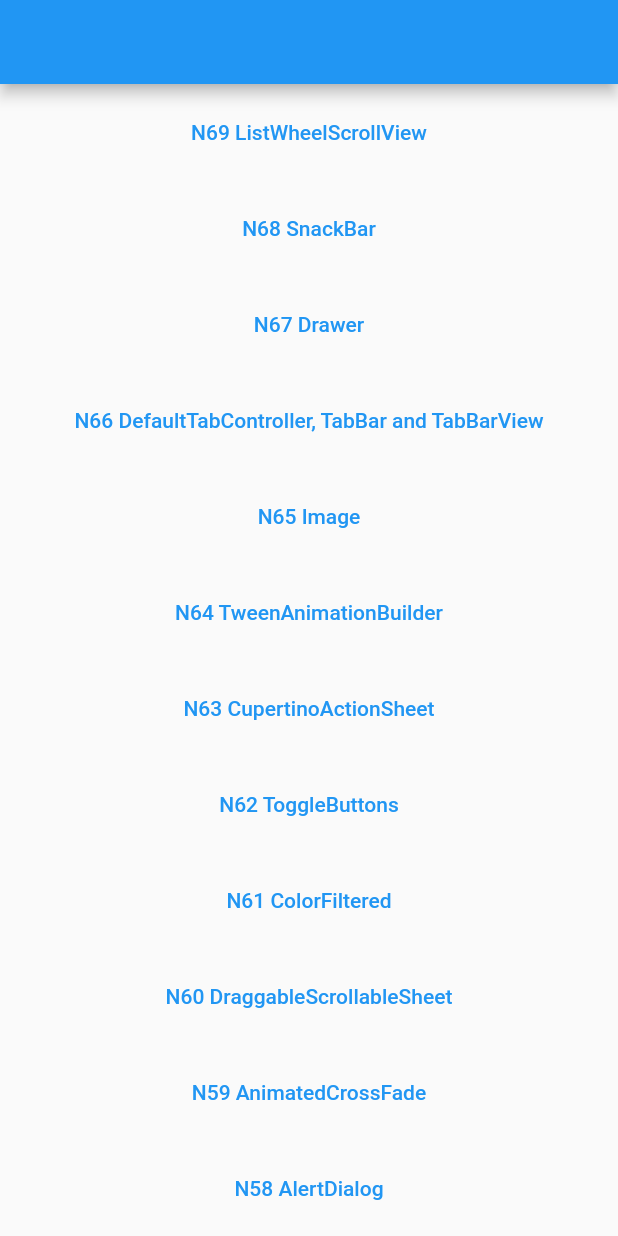
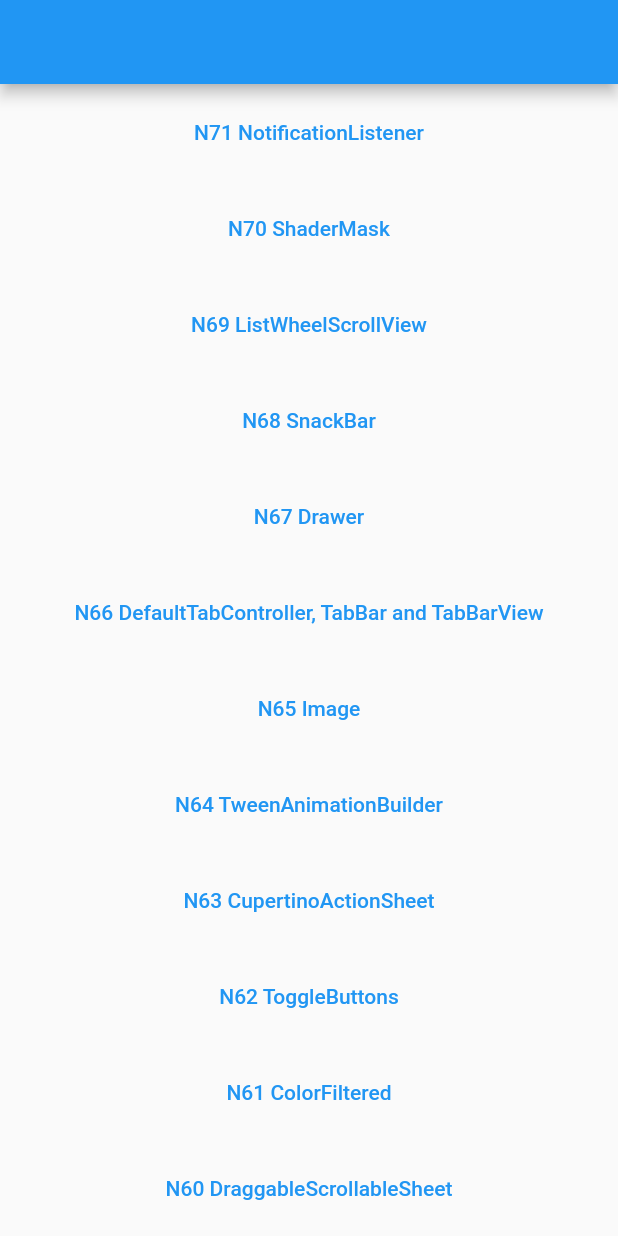
Before and after one commit to ychsue/my_flutter_test, a Flutter app: the screen it shows after launch, on a phone screen of 412 x 824 dp. Run offline on Flutter 3.47's test engine with Material 2 defaults, Android fonts, the phone set to English and light mode, and no system bars; our stand-ins replace bloc, flutter_bloc, get, transparent_image; missing offline and left inert: resizable_widget; Roboto replaces fonts that are missing (Georgia).

Commit message:
`ShaderMask` and `NotificationListener`

```diff
--- a/lib/src/route/app_pages.dart
+++ b/lib/src/route/app_pages.dart
@@ -50,6 +50,7 @@ import 'package:test2/src/route/main_screens/n66_default_tab_bar_view.dart';
 import 'package:test2/src/route/main_screens/n67_drawer.dart';
 import 'package:test2/src/route/main_screens/n68_snack_bar.dart';
 import 'package:test2/src/route/main_screens/n69_list_wheel_scroll_view.dart';
+import 'package:test2/src/route/main_screens/n71_notification_listener.dart';
 import 'package:test2/src/route/main_screens/sliver_screen.dart';
 import 'package:test2/src/route/main_screens/unknown_screen.dart';
 import 'package:test2/src/route/main_screens/welcome_screen.dart';
@@ -58,6 +59,7 @@ import 'main_screens/get_home_screen.dart';
 import 'main_screens/n60_draggable_scrollable_sheet.dart';
 import 'main_screens/n62_toggle_buttons.dart';
 import 'main_screens/n64_tween_animation_builder.dart';
+import 'main_screens/n70_shader_mask.dart';
 
 enum Routes {
   home,
@@ -118,10 +120,20 @@ enum Routes {
   n67_drawer,
   n68_snack_bar,
   n69_list_wheel_scroll_view,
+  n70_shader_mask,
+  n71_notification_listener,
 }
 
 abstract class AppPages {
   static final pages = [
+    GetPage(
+      name: Routes.n71_notification_listener.toLocation,
+      page: () => N71NotificationListenerScreen(),
+    ),
+    GetPage(
+      name: Routes.n70_shader_mask.toLocation,
+      page: () => N70ShaderMaskScreen(),
+    ),
     GetPage(
       name: Routes.n69_list_wheel_scroll_view.toLocation,
       page: () => N69ListWheelScrollViewScreen(),
--- a/lib/src/route/main_screens/get_home_screen.dart
+++ b/lib/src/route/main_screens/get_home_screen.dart
@@ -14,6 +14,20 @@ class GetHomeScreen extends StatelessWidget {
           child: Container(
         child: ListView(
           children: [
+            Container(
+              margin: EdgeInsets.all(8.0),
+              child: TextButton(
+                  onPressed: () =>
+                      Get.toNamed(Routes.n71_notification_listener.toLocation),
+                  child: Text("N71 NotificationListener")),
+            ),
+            Container(
+              margin: EdgeInsets.all(8.0),
+              child: TextButton(
+                  onPressed: () =>
+                      Get.toNamed(Routes.n70_shader_mask.toLocation),
+                  child: Text("N70 ShaderMask")),
+            ),
             Container(
               margin: EdgeInsets.all(8.0),
               child: TextButton(
--- a/pubspec.yaml
+++ b/pubspec.yaml
@@ -34,6 +34,7 @@ dependencies:
   get: ^4.1.4
   resizable_widget: ^1.0.5
   url_launcher: ^6.0.10
+  http: ^0.13.4
 
 dev_dependencies:
   flutter_test:
```
Also changed, not shown: lib/src/route/main_screens/n70_shader_mask.dart (added, +79 -0 lines), lib/src/route/main_screens/n71_notification_listener.dart (added, +65 -0 lines), pubspec.lock, 1 other file.
